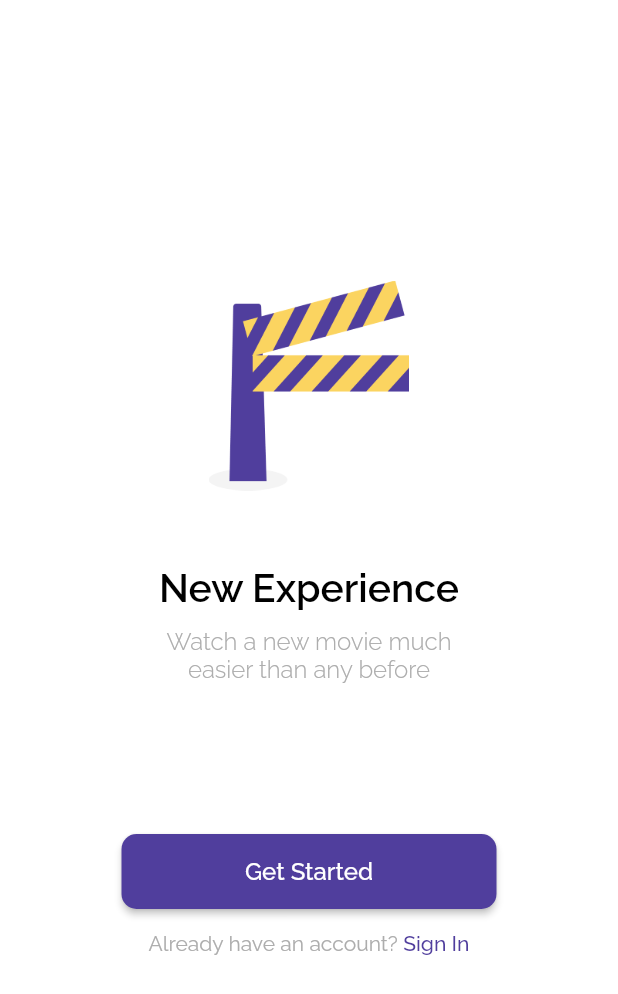
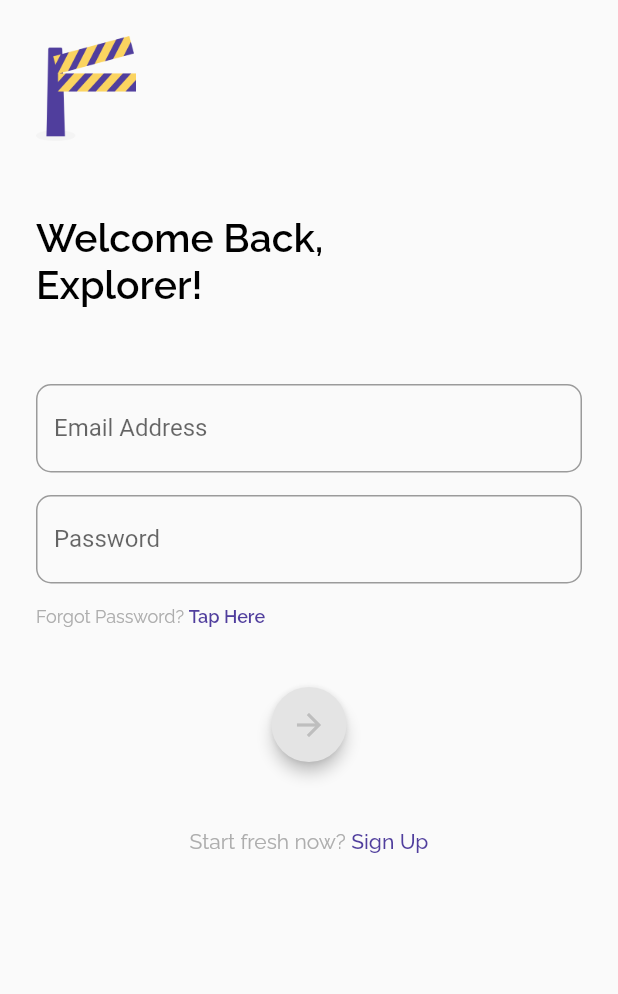
Before and after one commit to anggadarkprince/flutix, a Flutter app: the screen it shows after launch, after a tap on "Get Started", on a phone screen of 412 x 824 dp. Shown: the top 994 px of the screen. Run offline on Flutter 3.47's test engine with Material 2 defaults, Android fonts, the light colour scheme and no system bars; our stand-ins replace cloud_firestore, email_validator, equatable, firebase_auth, firebase_core, flushbar and 2 more; accounts and stored records are empty.

Commit message:
add login screen

```diff
--- a/lib/services/auth_services.dart
+++ b/lib/services/auth_services.dart
@@ -28,12 +28,24 @@ class AuthServices {
       auth.UserCredential result = await _auth.signInWithEmailAndPassword(
           email: email, password: password
       );
-print(result.user);
+
       User user = await result.user.fromFireStore();
 
       return SignInSignUpResult(user: user);
     } catch (e) {
-      return SignInSignUpResult(message: e.toString());
+      String error = 'Failed to sign in';
+      switch(e.code) {
+        case 'user-not-found':
+          error = 'Your email is not registered on our system';
+          break;
+        case 'wrong-password':
+          error = 'Wrong email or password, try again';
+          break;
+        case 'too-many-requests':
+          error = 'You attempt login to many, please wait a moment';
+          break;
+      }
+      return SignInSignUpResult(message: error);
     }
   }
 
--- /dev/null
+++ b/lib/ui/pages/login.dart
@@ -0,0 +1,184 @@
+import 'package:email_validator/email_validator.dart';
+import 'package:flushbar/flushbar.dart';
+import 'package:flutix/services/services.dart';
+import 'package:flutter/material.dart';
+import 'package:flutix/shared/theme.dart';
+import 'package:flutter_spinkit/flutter_spinkit.dart';
+
+class LoginScreen extends StatefulWidget {
+  @override
+  _LoginScreenState createState() {
+    return _LoginScreenState();
+  }
+}
+
+class _LoginScreenState extends State<LoginScreen> {
+  TextEditingController emailController = TextEditingController();
+  TextEditingController passwordController = TextEditingController();
+
+  bool isEmailValid = false;
+  bool isPasswordValid = false;
+  bool isSigningIn = false;
+
+  @override
+  Widget build(BuildContext context) {
+    var mediaQuery = MediaQuery.of(context);
+
+    return Scaffold(
+      body: ListView(
+        padding: EdgeInsets.all(defaultMargin),
+        children: <Widget>[
+          Column(
+            mainAxisAlignment: MainAxisAlignment.center,
+            crossAxisAlignment: CrossAxisAlignment.start,
+            children: <Widget>[
+              _buildTitle(mediaQuery),
+              _buildEmailPassword(),
+              _buildSignInButton(),
+              _buildSignUpButton(),
+            ],
+          ),
+        ]
+      )
+    );
+  }
+
+
+  Widget _buildTitle(MediaQueryData mediaQuery) {
+    final double statusBarHeight = mediaQuery.padding.top;
+
+    return Column(
+      crossAxisAlignment: CrossAxisAlignment.start,
+      children: [
+        SizedBox(height: statusBarHeight),
+        SizedBox(
+          height: 70,
+          child: Image.asset("assets/logo.png"),
+        ),
+        SizedBox(height: 50),
+        Text(
+          "Welcome Back,\nExplorer!",
+          style: blackTextFont.copyWith(
+            fontSize: 26,
+            fontWeight: FontWeight.w600
+          )
+        ),
+        SizedBox(height: 50),
+      ],
+    );
+  }
+
+  Widget _buildEmailPassword() {
+    return Column(
+      children: <Widget>[
+        TextField(
+          onChanged: (text) {
+            setState(() {
+              isEmailValid = EmailValidator.validate(text);
+            });
+          },
+          controller: emailController,
+          decoration: InputDecoration(
+            border: OutlineInputBorder(
+              borderRadius: BorderRadius.circular(10),
+            ),
+            labelText: "Email Address",
+            hintText: "Email Address"
+          ),
+        ),
+        SizedBox(height: 15),
+        TextField(
+          onChanged: (text) {
+            setState(() {
+              isPasswordValid = text.length >= 6;
+            });
+          },
+          controller: passwordController,
+          obscureText: true,
+          decoration: InputDecoration(
+            border: OutlineInputBorder(
+              borderRadius: BorderRadius.circular(10),
+            ),
+            labelText: "Password",
+            hintText: "Password"
+          ),
+        ),
+        SizedBox(height: 15),
+        Row(
+          children: <Widget>[
+            Text(
+              "Forgot Password? ",
+              style: greyTextFont.copyWith(fontSize: 12, fontWeight: FontWeight.w400),
+            ),
+            Text(
+              "Tap Here",
+              style: purpleTextFont.copyWith(fontSize: 12, fontWeight: FontWeight.w600),
+            )
+          ],
+        ),
+      ],
+    );
+  }
+
+  Widget _buildSignInButton() {
+    return Center(
+      child: Container(
+        width: 50,
+        height: 50,
+        margin: EdgeInsets.only(top: 40, bottom: 45),
+        child: isSigningIn
+          ? SpinKitCircle(color: mainColor)
+          : FloatingActionButton(
+              elevation: 4,
+              backgroundColor: isEmailValid && isPasswordValid ? mainColor : Color(0xFFE4E4E4),
+              child: Icon(
+                Icons.arrow_forward,
+                color: isEmailValid && isPasswordValid ? Colors.white : Color(0xFFBEBEBE)
+              ),
+              onPressed: isEmailValid && isPasswordValid ? onSignIn : null
+            ),
+      ),
+    );
+  }
+
+  onSignIn() async {
+    setState(() {
+      isSigningIn = true;
+    });
+
+    SignInSignUpResult result = await AuthServices.signIn(emailController.text, passwordController.text);
+
+    setState(() {
+      isSigningIn = false;
+    });
+
+    if (result.user == null) {
+      Flushbar(
+        duration: Duration(seconds: 4),
+        flushbarPosition: FlushbarPosition.TOP,
+        backgroundColor: Color(0xFFFF5C83),
+        message: result.message,
+      )..show(context);
+    } else {
+      print(result.user);
+    }
+  }
+
+  Widget _buildSignUpButton() {
+    return Row(
+      mainAxisAlignment: MainAxisAlignment.center,
+      children: <Widget>[
+        Text(
+          "Start fresh now? ",
+          style: greyTextFont.copyWith(fontWeight: FontWeight.w400)
+        ),
+        GestureDetector(
+          child: Text('Sign Up', style: purpleTextFont),
+          onTap: () {
+
+          },
+        )
+      ],
+    );
+  }
+}
--- a/lib/ui/pages/splash.dart
+++ b/lib/ui/pages/splash.dart
@@ -1,3 +1,4 @@
+import 'package:flutix/ui/pages/login.dart';
 import 'package:flutter/material.dart';
 import 'package:flutix/shared/theme.dart';
 
@@ -55,11 +56,11 @@ class _SplashScreenState extends State<SplashScreen> {
                   ),
                   color: mainColor,
                   onPressed: () {
-
+                    Navigator.push(context, MaterialPageRoute(builder: (context) => LoginScreen()));
                   }
                 )
               ),
-              SizedBox(height: 15),
+              SizedBox(height: 25),
               Row(
                 mainAxisAlignment: MainAxisAlignment.center,
                 children: <Widget>[
```
